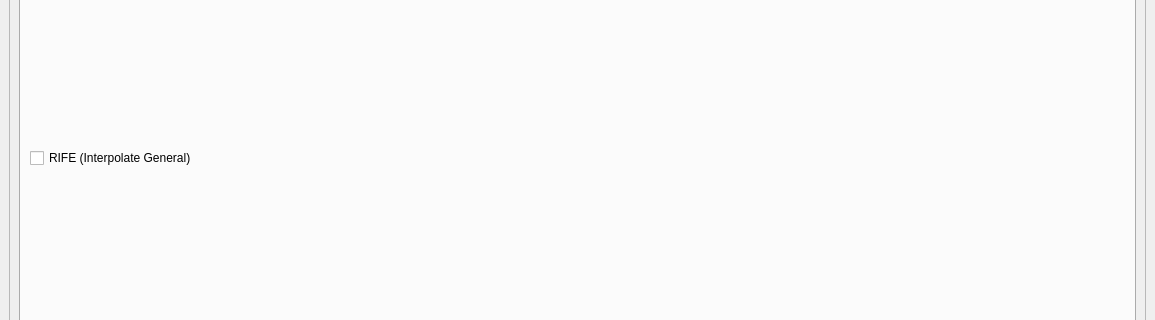
First picture: the form in src/getModels/SelectAI.ui, repository TNTwise/REAL-Video-Enhancer, before the edit; both pictures show x 0 to 1155 and y 153 to 473 of the 1155 by 645 pixel window.
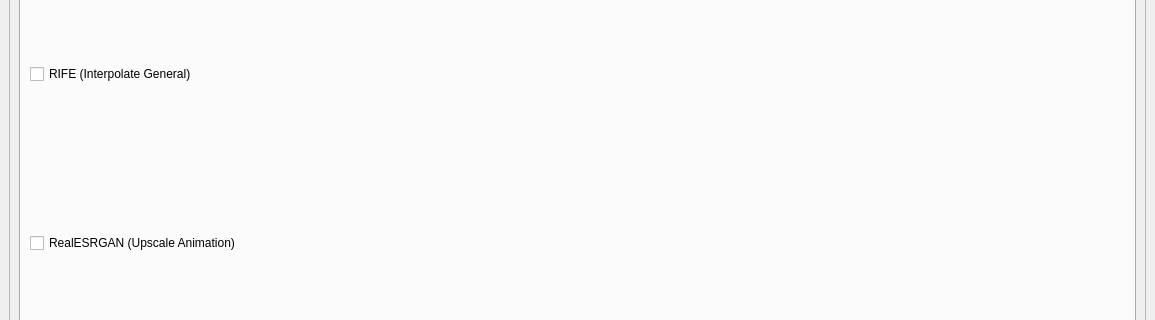
Second picture: the form after the edit. The open tabs and pages were chosen to show the change.

Patch:
```diff
--- a/src/getModels/SelectAI.ui
+++ b/src/getModels/SelectAI.ui
@@ -162,6 +162,13 @@
              </property>
             </widget>
            </item>
+           <item>
+            <widget class="QCheckBox" name="RealESRGANCUDACheckBox">
+             <property name="text">
+              <string>RealESRGAN (Upscale Animation)</string>
+             </property>
+            </widget>
+           </item>
           </layout>
          </widget>
         </widget>
```
